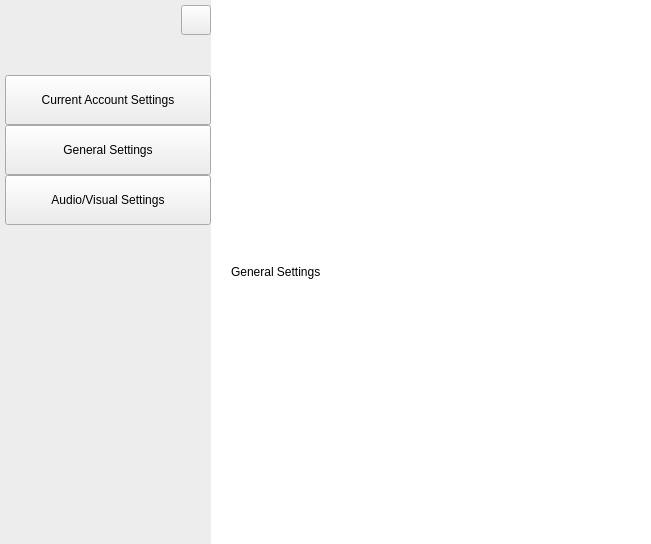
This is settingswidget.ui in savoirfairelinux/jami-client-windows as Qt 5 draws it before an edit. The edited form follows.
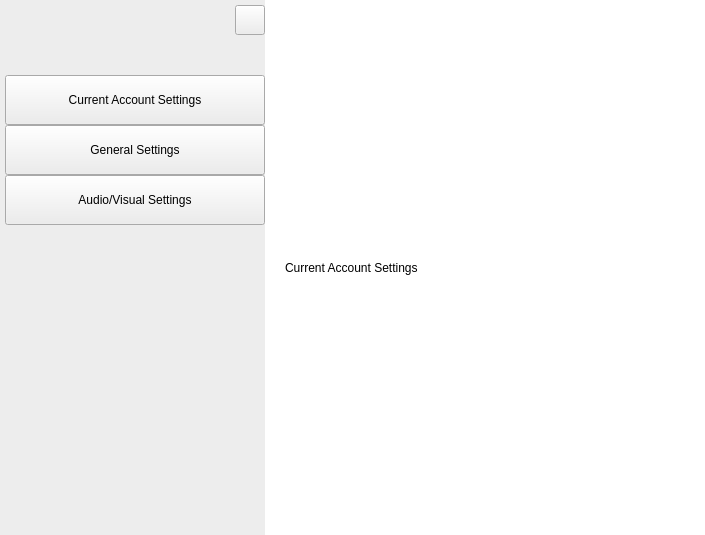
This is the edited form. Custom widgets are drawn as their Qt base class.

What changed in the file:
```diff
--- a/settingswidget.ui
+++ b/settingswidget.ui
@@ -6,8 +6,8 @@
    <rect>
     <x>0</x>
     <y>0</y>
-    <width>651</width>
-    <height>544</height>
+    <width>705</width>
+    <height>535</height>
    </rect>
   </property>
   <property name="windowTitle">
@@ -422,7 +422,7 @@
            <item>
             <widget class="QLabel" name="label_5">
              <property name="text">
-              <string>General Settings</string>
+              <string>Current Account Settings</string>
              </property>
             </widget>
            </item>
@@ -745,6 +745,9 @@
        <property name="orientation">
         <enum>Qt::Horizontal</enum>
        </property>
+       <property name="sizeType">
+        <enum>QSizePolicy::Expanding</enum>
+       </property>
        <property name="sizeHint" stdset="0">
         <size>
          <width>20</width>
```
